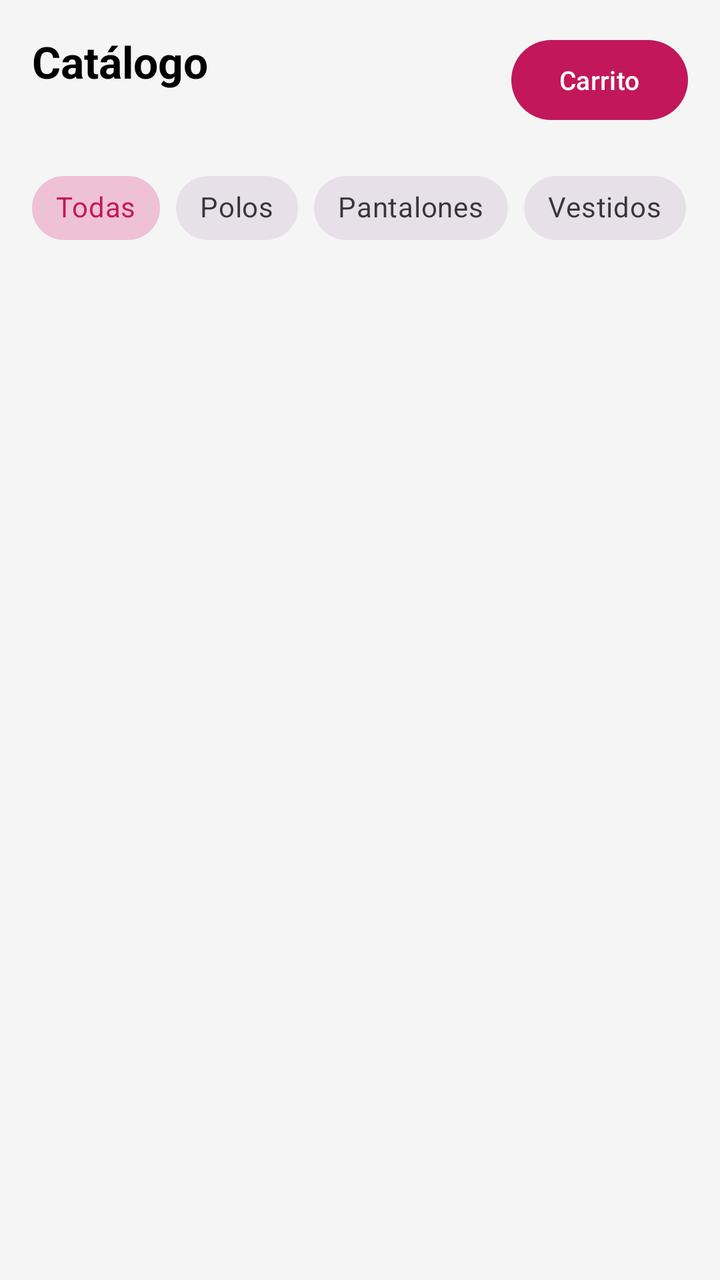
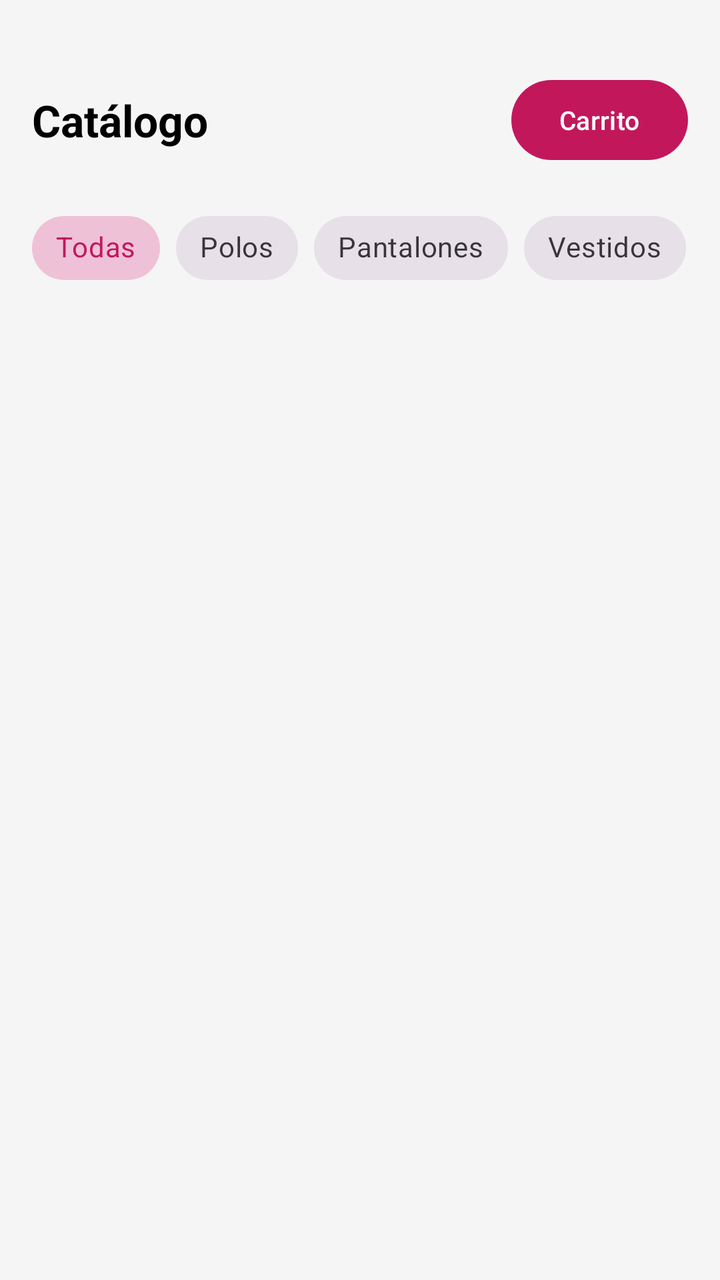

Before-and-after screenshots of an Android layout around one commit, followed by the original layout XML and the change that was made.
<!-- AndroidManifest.xml: application theme Theme.ModaApp -->
<!-- res/layout/activity_catalogo.xml -->
<?xml version="1.0" encoding="utf-8"?>
<androidx.coordinatorlayout.widget.CoordinatorLayout xmlns:android="http://schemas.android.com/apk/res/android"
    xmlns:app="http://schemas.android.com/apk/res-auto"
    xmlns:tools="http://schemas.android.com/tools"
    android:layout_width="match_parent"
    android:layout_height="match_parent"
    android:background="@color/fondo_gris"
    tools:context=".CatalogoActivity">

    <LinearLayout
        android:layout_width="match_parent"
        android:layout_height="match_parent"
        android:orientation="vertical"
        android:padding="16dp">

        
        <RelativeLayout
            android:layout_width="match_parent"
            android:layout_height="wrap_content"
            android:layout_marginBottom="16dp">

            <TextView
                android:layout_width="wrap_content"
                android:layout_height="wrap_content"
                android:text="@string/titulo_catalogo"
                android:textSize="22sp"
                android:textStyle="bold"
                android:textColor="@color/black" />

            
            <com.google.android.material.button.MaterialButton
                android:id="@+id/btnVerCarrito"
                android:layout_width="wrap_content"
                android:layout_height="wrap_content"
                android:layout_alignParentEnd="true"
                android:text="Carrito"
                android:textSize="13sp"
                app:backgroundTint="@color/rosa_moda"
                app:cornerRadius="20dp" />
        </RelativeLayout>

        
        <HorizontalScrollView
            android:layout_width="match_parent"
            android:layout_height="wrap_content"
            android:scrollbars="none"
            android:layout_marginBottom="16dp">

            <com.google.android.material.chip.ChipGroup
                android:id="@+id/chipGroupCategorias"
                android:layout_width="wrap_content"
                android:layout_height="wrap_content"
                app:singleSelection="true"
                app:selectionRequired="true">

                <com.google.android.material.chip.Chip
                    android:id="@+id/chipTodas"
                    style="@style/Widget.MaterialComponents.Chip.Choice"
                    android:layout_width="wrap_content"
                    android:layout_height="wrap_content"
                    android:checked="true"
                    android:text="Todas" />

                <com.google.android.material.chip.Chip
                    android:id="@+id/chipPolos"
                    style="@style/Widget.MaterialComponents.Chip.Choice"
                    android:layout_width="wrap_content"
                    android:layout_height="wrap_content"
                    android:text="Polos" />

                <com.google.android.material.chip.Chip
                    android:id="@+id/chipPantalones"
                    style="@style/Widget.MaterialComponents.Chip.Choice"
                    android:layout_width="wrap_content"
                    android:layout_height="wrap_content"
                    android:text="Pantalones" />

                <com.google.android.material.chip.Chip
                    android:id="@+id/chipVestidos"
                    style="@style/Widget.MaterialComponents.Chip.Choice"
                    android:layout_width="wrap_content"
                    android:layout_height="wrap_content"
                    android:text="Vestidos" />
            </com.google.android.material.chip.ChipGroup>
        </HorizontalScrollView>

        
        <androidx.recyclerview.widget.RecyclerView
            android:id="@+id/recyclerCatalogo"
            android:layout_width="match_parent"
            android:layout_height="match_parent" />
    </LinearLayout>

</androidx.coordinatorlayout.widget.CoordinatorLayout>
<!-- resources referenced by this layout -->
<resources>
  <color name="black">#FF000000</color>
  <color name="fondo_gris">#F5F5F5</color>
  <color name="rosa_moda">#C2185B</color>
  <string name="titulo_catalogo">Catálogo</string>
  <style name="Theme.ModaApp" parent="Base.Theme.ModaApp" />
  <style name="Base.Theme.ModaApp" parent="Theme.Material3.DayNight.NoActionBar">
          
          <item name="colorPrimary">@color/rosa_moda</item>
          <item name="colorOnPrimary">@color/white</item>
  
          
          <item name="android:statusBarColor">@color/rosa_oscuro</item>
      </style>
  <color name="white">#FFFFFFFF</color>
  <color name="rosa_oscuro">#880E4F</color>
</resources>

<!-- the commit's change to res/layout/activity_catalogo.xml (unified diff, before → after) -->
@@ -11,7 +11,10 @@
         android:layout_width="match_parent"
         android:layout_height="match_parent"
         android:orientation="vertical"
-        android:padding="16dp">
+        android:paddingStart="16dp"
+        android:paddingEnd="16dp"
+        android:paddingTop="36dp"
+        android:paddingBottom="16dp">
 
         
         <RelativeLayout
@@ -22,12 +25,12 @@
             <TextView
                 android:layout_width="wrap_content"
                 android:layout_height="wrap_content"
+                android:layout_centerVertical="true"
                 android:text="@string/titulo_catalogo"
                 android:textSize="22sp"
                 android:textStyle="bold"
                 android:textColor="@color/black" />
 
-            
             <com.google.android.material.button.MaterialButton
                 android:id="@+id/btnVerCarrito"
                 android:layout_width="wrap_content"
@@ -44,7 +47,7 @@
             android:layout_width="match_parent"
             android:layout_height="wrap_content"
             android:scrollbars="none"
-            android:layout_marginBottom="16dp">
+            android:layout_marginBottom="12dp">
 
             <com.google.android.material.chip.ChipGroup
                 android:id="@+id/chipGroupCategorias"
